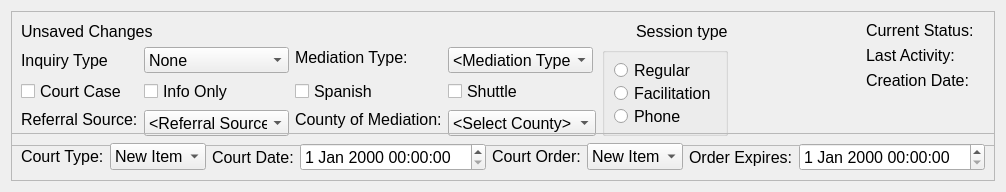
This is drc/gui/mediationprocessstatusform.ui in lansdon/cpts483_drc as Qt 5 draws it before an edit. The edited form follows.
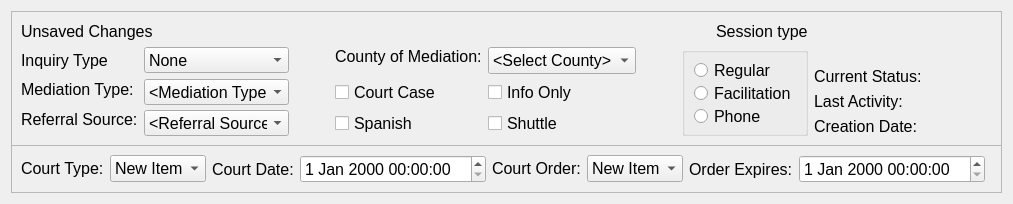
This is the edited form.

Commit message: print MP button added to tool bar

Diff of the .ui file:
```diff
--- a/drc/gui/mediationprocessstatusform.ui
+++ b/drc/gui/mediationprocessstatusform.ui
@@ -6,8 +6,8 @@
    <rect>
     <x>0</x>
     <y>0</y>
-    <width>1003</width>
-    <height>192</height>
+    <width>1013</width>
+    <height>204</height>
    </rect>
   </property>
   <property name="sizePolicy">
@@ -25,7 +25,7 @@
   <property name="maximumSize">
    <size>
     <width>16777215</width>
-    <height>206</height>
+    <height>208</height>
    </size>
   </property>
   <property name="font">
@@ -116,6 +116,16 @@
          <layout class="QHBoxLayout" name="horizontalLayout_3">
           <item>
            <layout class="QFormLayout" name="inquiryLayout">
+            <property name="fieldGrowthPolicy">
+             <enum>QFormLayout::AllNonFixedFieldsGrow</enum>
+            </property>
+            <item row="0" column="0">
+             <widget class="QLabel" name="label">
+              <property name="text">
+               <string>Inquiry Type</string>
+              </property>
+             </widget>
+            </item>
             <item row="0" column="1">
              <widget class="QComboBox" name="inquiryTypeComboBox">
               <item>
@@ -145,11 +155,115 @@
               </item>
              </widget>
             </item>
+            <item row="1" column="0">
+             <widget class="QLabel" name="_conflictLabel">
+              <property name="sizePolicy">
+               <sizepolicy hsizetype="Preferred" vsizetype="Fixed">
+                <horstretch>0</horstretch>
+                <verstretch>0</verstretch>
+               </sizepolicy>
+              </property>
+              <property name="minimumSize">
+               <size>
+                <width>0</width>
+                <height>20</height>
+               </size>
+              </property>
+              <property name="font">
+               <font>
+                <pointsize>12</pointsize>
+               </font>
+              </property>
+              <property name="text">
+               <string>Mediation Type:</string>
+              </property>
+             </widget>
+            </item>
             <item row="1" column="1">
-             <widget class="QCheckBox" name="infoOnlyCheckBox">
+             <widget class="QComboBox" name="conflictComboBox">
+              <property name="sizePolicy">
+               <sizepolicy hsizetype="MinimumExpanding" vsizetype="Fixed">
+                <horstretch>0</horstretch>
+                <verstretch>0</verstretch>
+               </sizepolicy>
+              </property>
+              <property name="minimumSize">
+               <size>
+                <width>0</width>
+                <height>26</height>
+               </size>
+              </property>
+              <property name="maximumSize">
+               <size>
+                <width>145</width>
+                <height>16777215</height>
+               </size>
+              </property>
+              <property name="font">
+               <font>
+                <pointsize>12</pointsize>
+               </font>
+              </property>
+              <item>
               <property name="text">
-               <string>Info Only</string>
-              </property>
+                <string>&lt;Mediation Type&gt;</string>
+               </property>
+              </item>
+              <item>
+               <property name="text">
+                <string>Consumer/Merchant</string>
+               </property>
+              </item>
+              <item>
+               <property name="text">
+                <string>Family</string>
+               </property>
+              </item>
+              <item>
+               <property name="text">
+                <string>Neighborhood</string>
+               </property>
+              </item>
+              <item>
+               <property name="text">
+                <string>Parenting Plan</string>
+               </property>
+              </item>
+              <item>
+               <property name="text">
+                <string>Property/Business</string>
+               </property>
+              </item>
+              <item>
+               <property name="text">
+                <string>Parent/Teen</string>
+               </property>
+              </item>
+              <item>
+               <property name="text">
+                <string>Small Claims</string>
+               </property>
+              </item>
+              <item>
+               <property name="text">
+                <string>Tenant/Landlord</string>
+               </property>
+              </item>
+              <item>
+               <property name="text">
+                <string>Victim/Offender</string>
+               </property>
+              </item>
+              <item>
+               <property name="text">
+                <string>Workplace</string>
+               </property>
+              </item>
+              <item>
+               <property name="text">
+                <string>Other</string>
+               </property>
+              </item>
              </widget>
             </item>
             <item row="2" column="0">
@@ -271,22 +385,21 @@
               </item>
              </widget>
             </item>
-            <item row="0" column="0">
-             <widget class="QLabel" name="label">
-              <property name="text">
-               <string>Inquiry Type</string>
-              </property>
-             </widget>
-            </item>
-            <item row="1" column="0">
-             <widget class="QCheckBox" name="courtCheckBox">
-              <property name="text">
-               <string>Court Case</string>
-              </property>
-             </widget>
-            </item>
            </layout>
           </item>
+          <item>
+           <spacer name="horizontalSpacer_4">
+            <property name="orientation">
+             <enum>Qt::Horizontal</enum>
+            </property>
+            <property name="sizeHint" stdset="0">
+             <size>
+              <width>40</width>
+              <height>20</height>
+             </size>
+            </property>
+           </spacer>
+          </item>
           <item>
            <layout class="QFormLayout" name="formLayoutCol1">
             <property name="sizeConstraint">
@@ -296,124 +409,6 @@
              <enum>QFormLayout::FieldsStayAtSizeHint</enum>
             </property>
             <item row="0" column="0">
-             <widget class="QLabel" name="_conflictLabel">
-              <property name="sizePolicy">
-               <sizepolicy hsizetype="Preferred" vsizetype="Fixed">
-                <horstretch>0</horstretch>
-                <verstretch>0</verstretch>
-               </sizepolicy>
-              </property>
-              <property name="minimumSize">
-               <size>
-                <width>0</width>
-                <height>20</height>
-               </size>
-              </property>
-              <property name="font">
-               <font>
-                <pointsize>12</pointsize>
-               </font>
-              </property>
-              <property name="text">
-               <string>Mediation Type:</string>
-              </property>
-             </widget>
-            </item>
-            <item row="0" column="1">
-             <widget class="QComboBox" name="conflictComboBox">
-              <property name="sizePolicy">
-               <sizepolicy hsizetype="MinimumExpanding" vsizetype="Fixed">
-                <horstretch>0</horstretch>
-                <verstretch>0</verstretch>
-               </sizepolicy>
-              </property>
-              <property name="minimumSize">
-               <size>
-                <width>0</width>
-                <height>26</height>
-               </size>
-              </property>
-              <property name="maximumSize">
-               <size>
-                <width>145</width>
-                <height>16777215</height>
-               </size>
-              </property>
-              <property name="font">
-               <font>
-                <pointsize>12</pointsize>
-               </font>
-              </property>
-              <item>
-               <property name="text">
-                <string>&lt;Mediation Type&gt;</string>
-               </property>
-              </item>
-              <item>
-               <property name="text">
-                <string>Consumer/Merchant</string>
-               </property>
-              </item>
-              <item>
-               <property name="text">
-                <string>Family</string>
-               </property>
-              </item>
-              <item>
-               <property name="text">
-                <string>Neighborhood</string>
-               </property>
-              </item>
-              <item>
-               <property name="text">
-                <string>Parenting Plan</string>
-               </property>
-              </item>
-              <item>
-               <property name="text">
-                <string>Property/Business</string>
-               </property>
-              </item>
-              <item>
-               <property name="text">
-                <string>Parent/Teen</string>
-               </property>
-              </item>
-              <item>
-               <property name="text">
-                <string>Small Claims</string>
-               </property>
-              </item>
-              <item>
-               <property name="text">
-                <string>Tenant/Landlord</string>
-               </property>
-              </item>
-              <item>
-               <property name="text">
-                <string>Victim/Offender</string>
-               </property>
-              </item>
-              <item>
-               <property name="text">
-                <string>Workplace</string>
-               </property>
-              </item>
-              <item>
-               <property name="text">
-                <string>Other</string>
-               </property>
-              </item>
-             </widget>
-            </item>
-            <item row="1" column="1">
-             <widget class="QCheckBox" name="shuttleCheckBox">
-              <property name="text">
-               <string>Shuttle</string>
-              </property>
-             </widget>
-            </item>
-            <item row="2" column="0">
              <widget class="QLabel" name="_countyLabel">
               <property name="sizePolicy">
                <sizepolicy hsizetype="Preferred" vsizetype="Fixed">
@@ -431,7 +426,7 @@
               </property>
              </widget>
             </item>
-            <item row="2" column="1">
+            <item row="0" column="1">
              <widget class="QComboBox" name="countyComboBox">
               <property name="maximumSize">
                <size>
@@ -482,14 +477,48 @@
              </widget>
             </item>
             <item row="1" column="0">
+             <widget class="QCheckBox" name="courtCheckBox">
+              <property name="text">
+               <string>Court Case</string>
+              </property>
+             </widget>
+            </item>
+            <item row="1" column="1">
+             <widget class="QCheckBox" name="infoOnlyCheckBox">
+              <property name="text">
+               <string>Info Only</string>
+              </property>
+             </widget>
+            </item>
+            <item row="2" column="0">
              <widget class="QCheckBox" name="spanishCheckBox">
               <property name="text">
                <string>Spanish</string>
               </property>
              </widget>
             </item>
+            <item row="2" column="1">
+             <widget class="QCheckBox" name="shuttleCheckBox">
+              <property name="text">
+               <string>Shuttle</string>
+              </property>
+             </widget>
+            </item>
            </layout>
           </item>
+          <item>
+           <spacer name="horizontalSpacer_5">
+            <property name="orientation">
+             <enum>Qt::Horizontal</enum>
+            </property>
+            <property name="sizeHint" stdset="0">
+             <size>
+              <width>40</width>
+              <height>20</height>
+             </size>
+            </property>
+           </spacer>
+          </item>
           <item>
            <widget class="QGroupBox" name="groupBox">
             <property name="title">
@@ -524,22 +553,9 @@
         </item>
        </layout>
       </item>
-      <item>
-       <spacer name="horizontalSpacer">
-        <property name="orientation">
-         <enum>Qt::Horizontal</enum>
-        </property>
-        <property name="sizeHint" stdset="0">
-         <size>
-          <width>36</width>
-          <height>20</height>
-         </size>
-        </property>
-       </spacer>
-      </item>
       <item>
        <layout class="QFormLayout" name="formLayout_2">
-        <item row="2" column="1">
+        <item row="3" column="1">
          <widget class="QLabel" name="lastActivityDisplayLabel">
           <property name="sizePolicy">
            <sizepolicy hsizetype="Preferred" vsizetype="Fixed">
@@ -557,7 +573,7 @@
           </property>
          </widget>
         </item>
-        <item row="2" column="0">
+        <item row="3" column="0">
          <widget class="QLabel" name="lastActivityLabel">
           <property name="sizePolicy">
            <sizepolicy hsizetype="Preferred" vsizetype="Fixed">
@@ -575,7 +591,7 @@
           </property>
          </widget>
         </item>
-        <item row="3" column="0">
+        <item row="4" column="0">
          <widget class="QLabel" name="_creationLabel">
           <property name="sizePolicy">
            <sizepolicy hsizetype="Preferred" vsizetype="Fixed">
@@ -593,7 +609,7 @@
           </property>
          </widget>
         </item>
-        <item row="3" column="1">
+        <item row="4" column="1">
          <widget class="QLabel" name="createdDateLabel">
           <property name="sizePolicy">
            <sizepolicy hsizetype="Preferred" vsizetype="Fixed">
@@ -611,7 +627,7 @@
           </property>
          </widget>
         </item>
-        <item row="1" column="0" colspan="2">
+        <item row="2" column="0" colspan="2">
          <widget class="QLabel" name="currentStatusLabel">
           <property name="sizePolicy">
            <sizepolicy hsizetype="Preferred" vsizetype="Fixed">
@@ -629,8 +645,34 @@
           </property>
          </widget>
         </item>
+        <item row="1" column="0">
+         <spacer name="verticalSpacer">
+          <property name="orientation">
+           <enum>Qt::Vertical</enum>
+          </property>
+          <property name="sizeHint" stdset="0">
+           <size>
+            <width>20</width>
+            <height>40</height>
+           </size>
+          </property>
+         </spacer>
+        </item>
        </layout>
       </item>
+      <item>
+       <spacer name="horizontalSpacer">
+        <property name="orientation">
+         <enum>Qt::Horizontal</enum>
+        </property>
+        <property name="sizeHint" stdset="0">
+         <size>
+          <width>36</width>
+          <height>20</height>
+         </size>
+        </property>
+       </spacer>
+      </item>
      </layout>
     </widget>
    </item>
@@ -650,7 +692,44 @@
      </property>
      <layout class="QHBoxLayout" name="horizontalLayout">
       <item>
+       <layout class="QFormLayout" name="formLayout_6">
+        <property name="fieldGrowthPolicy">
+         <enum>QFormLayout::AllNonFixedFieldsGrow</enum>
+        </property>
+        <item row="0" column="0">
        <layout class="QFormLayout" name="formLayout_3">
+          <property name="fieldGrowthPolicy">
+           <enum>QFormLayout::AllNonFixedFieldsGrow</enum>
+          </property>
+          <item row="0" column="1">
+           <widget class="QComboBox" name="courtTypeComboBox">
+            <item>
+             <property name="text">
+              <string>New Item</string>
+             </property>
+            </item>
+            <item>
+             <property name="text">
+              <string>New Item</string>
+             </property>
+            </item>
+            <item>
+             <property name="text">
+              <string>New Item</string>
+             </property>
+            </item>
+            <item>
+             <property name="text">
+              <string>New Item</string>
+             </property>
+            </item>
+            <item>
+             <property name="text">
+              <string>New Item</string>
+             </property>
+            </item>
+           </widget>
+          </item>
         <item row="0" column="0">
          <widget class="QLabel" name="_courtTypeLabel">
           <property name="text">
@@ -658,38 +737,9 @@
           </property>
          </widget>
         </item>
-        <item row="0" column="1">
-         <widget class="QComboBox" name="courtTypeComboBox">
-          <item>
-           <property name="text">
-            <string>New Item</string>
-           </property>
-          </item>
-          <item>
-           <property name="text">
-            <string>New Item</string>
-           </property>
-          </item>
-          <item>
-           <property name="text">
-            <string>New Item</string>
-           </property>
-          </item>
-          <item>
-           <property name="text">
-            <string>New Item</string>
-           </property>
-          </item>
-          <item>
-           <property name="text">
-            <string>New Item</string>
-           </property>
-          </item>
-         </widget>
-        </item>
-       </layout>
-      </item>
-      <item>
+         </layout>
+        </item>
+        <item row="0" column="1">
        <layout class="QFormLayout" name="formLayout">
         <item row="0" column="1">
          <widget class="QDateTimeEdit" name="courDateTimeEdit"/>
@@ -703,7 +753,11 @@
         </item>
        </layout>
       </item>
+       </layout>
+      </item>
       <item>
+       <layout class="QFormLayout" name="formLayout_7">
+        <item row="0" column="0">
        <layout class="QFormLayout" name="formLayout_5">
         <property name="fieldGrowthPolicy">
          <enum>QFormLayout::FieldsStayAtSizeHint</enum>
@@ -741,7 +795,7 @@
         </item>
        </layout>
       </item>
-      <item>
+        <item row="0" column="1">
        <layout class="QFormLayout" name="formLayout_4">
         <item row="0" column="0">
          <widget class="QLabel" name="courtOrderLabel">
@@ -754,6 +808,21 @@
          <widget class="QDateTimeEdit" name="expirationDateTimeEdit"/>
         </item>
        </layout>
+        </item>
+       </layout>
+      </item>
+      <item>
+       <spacer name="horizontalSpacer_3">
+        <property name="orientation">
+         <enum>Qt::Horizontal</enum>
+        </property>
+        <property name="sizeHint" stdset="0">
+         <size>
+          <width>40</width>
+          <height>20</height>
+         </size>
+        </property>
+       </spacer>
       </item>
      </layout>
     </widget>
```
Lines whose indentation alone changed are shown as unchanged. The commit also changes 5 other files.
